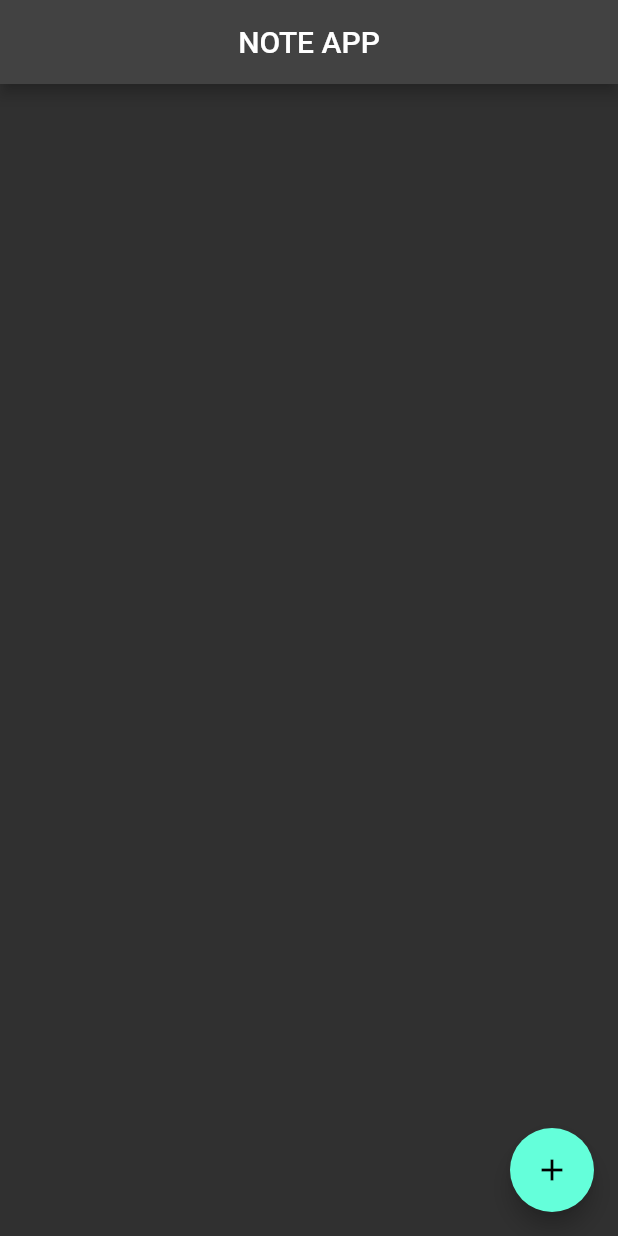
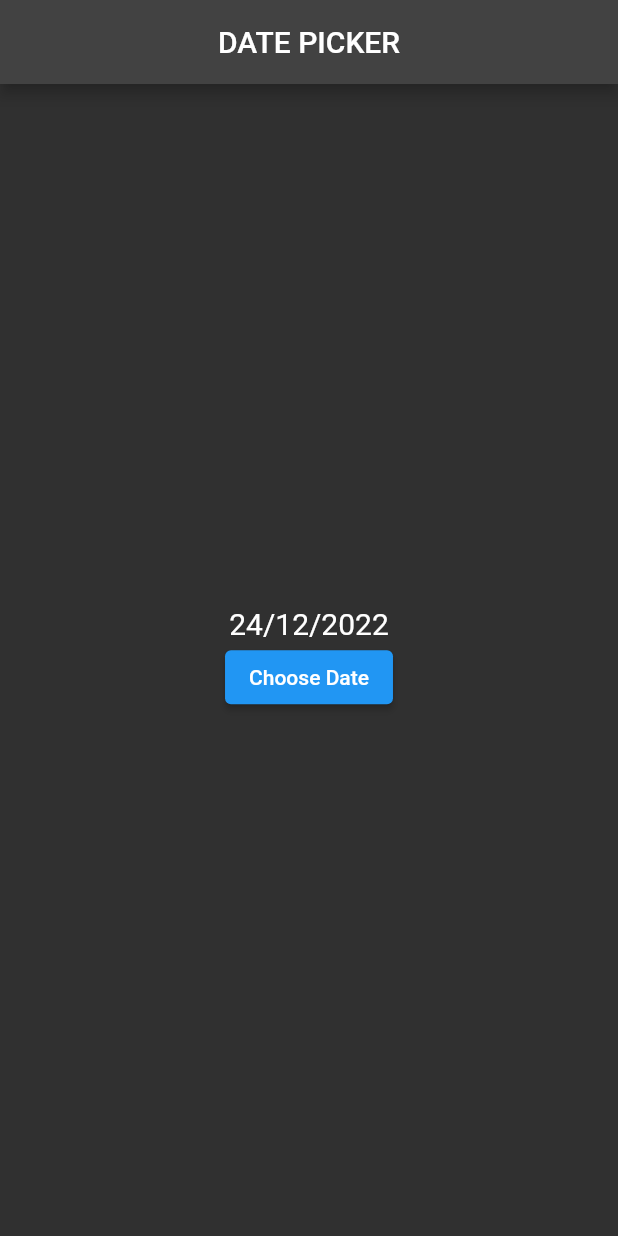
Before and after one commit to Eagletofficial/Teejay-Note-App, a Flutter app: the screen it shows after launch, on a phone screen of 412 x 824 dp. Run offline on Flutter 3.47's test engine with Material 2 defaults, Android fonts, the phone set to English and light mode, and no system bars.

Commit message:
Date Picker

```diff
--- /dev/null
+++ b/lib/calender.dart
@@ -0,0 +1,49 @@
+import 'package:flutter/material.dart';
+
+class Calender extends StatefulWidget {
+  const Calender({Key? key}) : super(key: key);
+
+  @override
+  State<Calender> createState() => _CalenderState();
+}
+
+class _CalenderState extends State<Calender> {
+  DateTime date = DateTime(2022, 12, 24);
+
+  @override
+  Widget build(BuildContext context) {
+    return Scaffold(
+      appBar: AppBar(
+        title: const Text('DATE PICKER'),
+        centerTitle: true,
+      ),
+      body: Column(
+        mainAxisAlignment: MainAxisAlignment.center,
+        children: [
+          Center(
+            child: Text(
+              '${date.day}/${date.month}/${date.year}',
+              style: const TextStyle(fontSize: 20),
+            ),
+          ),
+          ElevatedButton(
+            onPressed: (() async {
+              DateTime? newDate = await showDatePicker(
+                context: context,
+                initialDate: date,
+                firstDate: DateTime(1900),
+                lastDate: DateTime(2100),
+              );
+              //  if 'CANCEL' => null
+              if (newDate == null) return;
+
+              //  if 'CANCEL' => null
+              setState(() => date = newDate);
+            }),
+            child: const Text('Choose Date'),
+          ),
+        ],
+      ),
+    );
+  }
+}
--- a/lib/main.dart
+++ b/lib/main.dart
@@ -1,4 +1,5 @@
 import 'package:flutter/material.dart';
+import 'package:teejay_note_app/calender.dart';
 import 'package:teejay_note_app/screen.dart/notebody.dart';
 
 void main() {
@@ -7,14 +8,15 @@ void main() {
 
 class MyApp extends StatelessWidget {
   const MyApp({super.key});
+
   @override
   Widget build(BuildContext context) {
     return MaterialApp(
-
+      darkTheme: ThemeData(primaryColor: Colors.red),
       title: 'Flutter Demo',
       theme: ThemeData.dark(),
       debugShowCheckedModeBanner: false,
-      home: NoteBody(),
+      home: Calender(),
     );
   }
 }
```
Also changed, not shown: lib/screen.dart/notebody.dart (+34 -10 lines).
